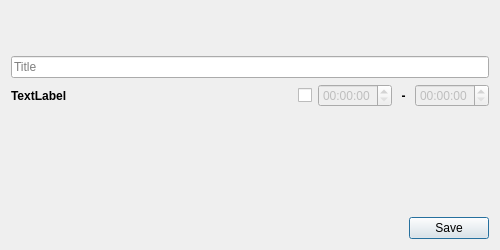
Before: the Qt Designer form UI/luna-event.ui in textbrowser/luna, drawn with Qt 5.
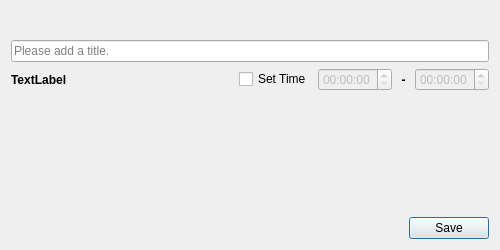
After: the same form once the commit is applied. Icons and pictures are not drawn.

The edit to the form file:
```diff
--- a/UI/luna-event.ui
+++ b/UI/luna-event.ui
@@ -43,8 +43,8 @@
        </property>
        <property name="iconSize">
         <size>
-         <width>32</width>
-         <height>32</height>
+         <width>16</width>
+         <height>16</height>
         </size>
        </property>
        <property name="autoRaise">
@@ -66,8 +66,8 @@
        </property>
        <property name="iconSize">
         <size>
-         <width>32</width>
-         <height>32</height>
+         <width>16</width>
+         <height>16</height>
         </size>
        </property>
        <property name="autoRaise">
@@ -80,7 +80,7 @@
    <item>
     <widget class="QLineEdit" name="title">
      <property name="placeholderText">
-      <string>Title</string>
+      <string>Please add a title.</string>
      </property>
      <property name="clearButtonEnabled">
       <bool>true</bool>
@@ -117,7 +117,7 @@
      <item>
       <widget class="QCheckBox" name="time">
        <property name="text">
-        <string/>
+        <string>Set Time</string>
        </property>
       </widget>
      </item>
```
